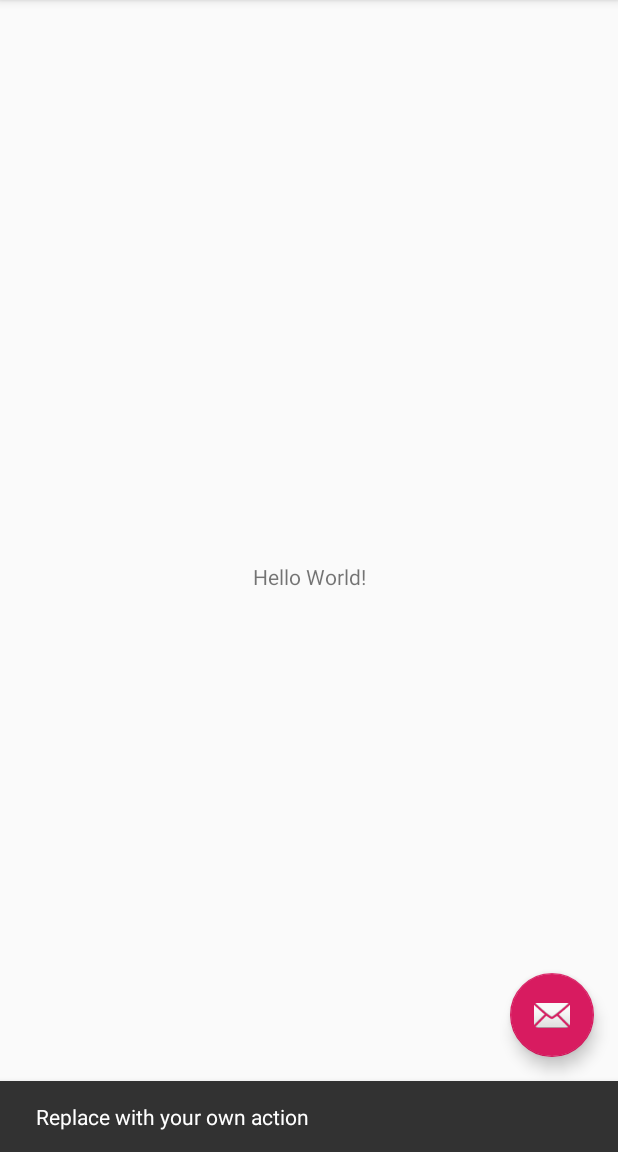
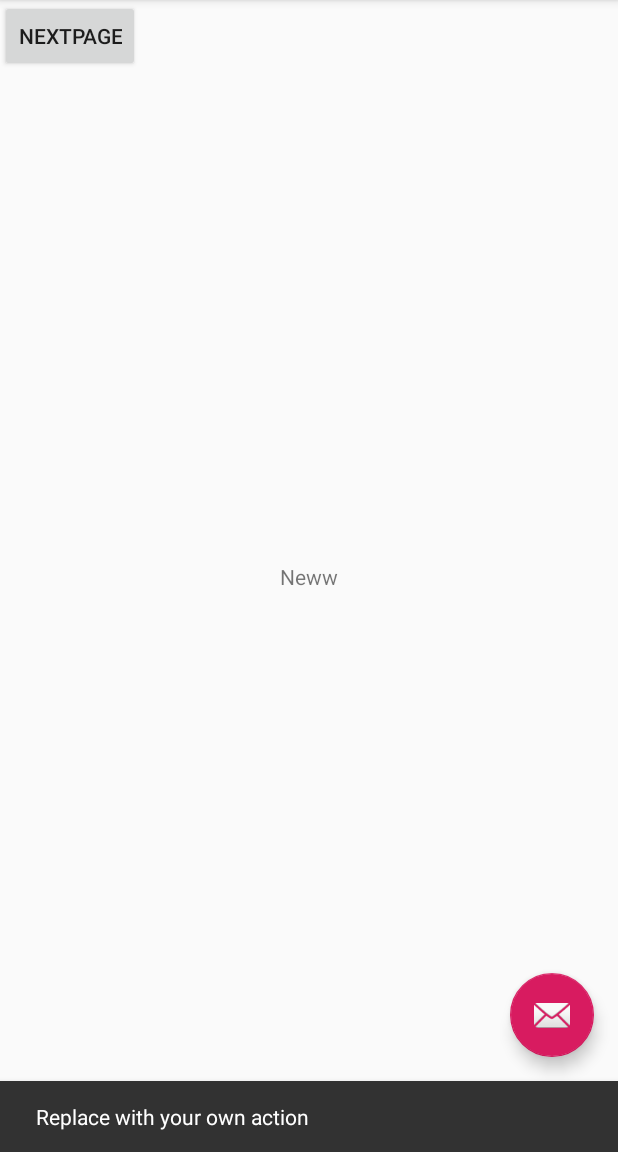
Before and after one commit to ajuarez99/ChefGo, an Android app: the screen it shows after launch (MainActivity), after a tap on an icon or button, on a phone screen of 412 x 824 dp, the part 84-1236 px from its top. Run offline under Robolectric (Android 15) with nearby library versions, the phone set to English and light mode, and no system bars; 1 other tap on this screen came first.

Commit message:
Added on click to button to change text

```diff
--- a/Experiments/Allan/app/src/main/java/com/example/app309/MainActivity.java
+++ b/Experiments/Allan/app/src/main/java/com/example/app309/MainActivity.java
@@ -11,6 +11,8 @@ import androidx.appcompat.widget.Toolbar;
 import android.view.View;
 import android.view.Menu;
 import android.view.MenuItem;
+import android.widget.Button;
+import android.widget.TextView;
 
 public class MainActivity extends AppCompatActivity {
 
@@ -27,6 +29,15 @@ public class MainActivity extends AppCompatActivity {
             public void onClick(View view) {
                 Snackbar.make(view, "Replace with your own action", Snackbar.LENGTH_LONG)
                         .setAction("Action", null).show();
+            }
+        });
+
+        Button middle = findViewById(R.id.button2);
+        middle.setOnClickListener(new View.OnClickListener() {
+            @Override
+            public void onClick(View view) {
+               TextView homeMessage =  findViewById(R.id.middle);
+               homeMessage.setText("Neww");
             }
         });
     }
--- a/Experiments/Allan/app/src/main/res/layout/content_main.xml
+++ b/Experiments/Allan/app/src/main/res/layout/content_main.xml
@@ -9,12 +9,21 @@
     tools:showIn="@layout/activity_main">
 
     <TextView
+        android:id="@+id/middle"
         android:layout_width="wrap_content"
         android:layout_height="wrap_content"
-        android:text="Hello World!"
+        android:text="0"
         app:layout_constraintBottom_toBottomOf="parent"
         app:layout_constraintLeft_toLeftOf="parent"
         app:layout_constraintRight_toRightOf="parent"
         app:layout_constraintTop_toTopOf="parent" />
 
+    <Button
+        android:id="@+id/button2"
+        android:layout_width="wrap_content"
+        android:layout_height="wrap_content"
+        android:text="nextPage"
+        tools:layout_editor_absoluteX="157dp"
+        tools:layout_editor_absoluteY="545dp" />
+
 </androidx.constraintlayout.widget.ConstraintLayout>
```
